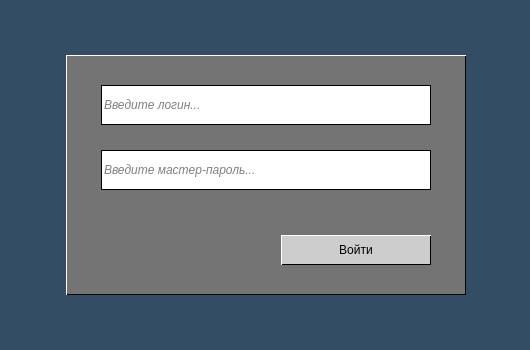
Old version of the form frontend/pm_login.ui in the repository Kvazitropter/password-manager.
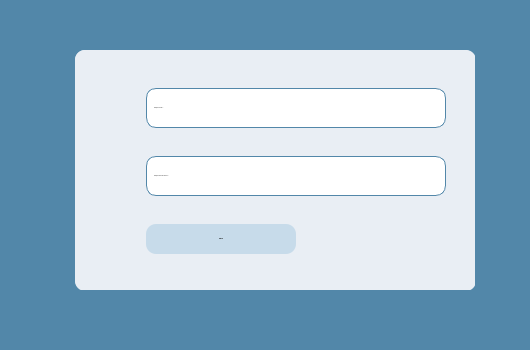
New version of the form. Icons and pictures are not drawn.

What changed in the file:
```diff
--- a/frontend/pm_login.ui
+++ b/frontend/pm_login.ui
@@ -14,43 +14,278 @@
    <string>Password Manager</string>
   </property>
   <property name="styleSheet">
-   <string notr="true">background-color: #324D64;
-font: normal bold 12px/15px 'Segoe', sans-serif;
+   <string notr="true">QDialog {
+background-color: #5287A9;
+}
+
+* {
+font: 700 12px/15px &quot;Verdana&quot;;
 color: #000000;
+}
+
 
 </string>
   </property>
   <widget class="QWidget" name="widget_container" native="true">
    <property name="geometry">
     <rect>
-     <x>66</x>
-     <y>55</y>
-     <width>400</width>
+     <x>30</x>
+     <y>50</y>
+     <width>450</width>
      <height>240</height>
     </rect>
    </property>
-   <property name="styleSheet">
-    <string notr="true">background-color: #747474;
-border: 1px solid #000;
-border-top-color: #fff;
-border-left-color: #fff;
+   <widget class="QLabel" name="key_image">
+    <property name="enabled">
+     <bool>true</bool>
+    </property>
+    <property name="geometry">
+     <rect>
+      <x>0</x>
+      <y>-3</y>
+      <width>111</width>
+      <height>246</height>
+     </rect>
+    </property>
+    <property name="styleSheet">
+     <string notr="true">background-color: none;
 </string>
-   </property>
-   <widget class="QPushButton" name="btn_submit_master_key">
+    </property>
+    <property name="text">
+     <string/>
+    </property>
+    <property name="pixmap">
+     <pixmap resource="res-rc.qrc">:/key/images/key.png</pixmap>
+    </property>
+    <property name="scaledContents">
+     <bool>true</bool>
+    </property>
+   </widget>
+   <widget class="QWidget" name="form_container" native="true">
     <property name="geometry">
      <rect>
-      <x>215</x>
-      <y>180</y>
-      <width>150</width>
-      <height>30</height>
+      <x>45</x>
+      <y>0</y>
+      <width>400</width>
+      <height>240</height>
      </rect>
     </property>
-    <property name="cursor">
-     <cursorShape>PointingHandCursor</cursorShape>
+    <property name="sizePolicy">
+     <sizepolicy hsizetype="Fixed" vsizetype="Fixed">
+      <horstretch>0</horstretch>
+      <verstretch>0</verstretch>
+     </sizepolicy>
     </property>
+    <property name="minimumSize">
+     <size>
+      <width>400</width>
+      <height>240</height>
+     </size>
+    </property>
+    <property name="layoutDirection">
+     <enum>Qt::LeftToRight</enum>
+    </property>
     <property name="styleSheet">
-     <string notr="true">QPushButton {
+     <string notr="true">QWidget {
+background-color:#E9EEF4;
+border-radius: 10%;
+}
+</string>
+    </property>
+    <widget class="QWidget" name="layoutWidget">
+     <property name="geometry">
+      <rect>
+       <x>0</x>
+       <y>0</y>
+       <width>401</width>
+       <height>241</height>
+      </rect>
+     </property>
+     <layout class="QFormLayout" name="formLayout">
+      <property name="labelAlignment">
+       <set>Qt::AlignRight|Qt::AlignTrailing|Qt::AlignVCenter</set>
+      </property>
+      <property name="formAlignment">
+       <set>Qt::AlignRight|Qt::AlignTrailing|Qt::AlignVCenter</set>
+      </property>
+      <property name="leftMargin">
+       <number>0</number>
+      </property>
+      <property name="topMargin">
+       <number>20</number>
+      </property>
+      <property name="rightMargin">
+       <number>30</number>
+      </property>
+      <property name="bottomMargin">
+       <number>20</number>
+      </property>
+      <item row="1" column="0">
+       <widget class="QLabel" name="label_feedback_login">
+        <property name="minimumSize">
+         <size>
+          <width>300</width>
+          <height>16</height>
+         </size>
+        </property>
+        <property name="maximumSize">
+         <size>
+          <width>330</width>
+          <height>16</height>
+         </size>
+        </property>
+        <property name="font">
+         <font>
+          <family>Verdana</family>
+          <pointsize>-1</pointsize>
+          <italic>false</italic>
+          <bold>true</bold>
+         </font>
+        </property>
+        <property name="cursor">
+         <cursorShape>IBeamCursor</cursorShape>
+        </property>
+        <property name="styleSheet">
+         <string notr="true">QLabel {
+color: #f54021;
+font-size: 12px;
+font-weight: light;
+border: none;
+}
+
+QToolTip {
 background-color: #CDCDCD;
+border: none;
+}</string>
+        </property>
+        <property name="text">
+         <string/>
+        </property>
+        <property name="textInteractionFlags">
+         <set>Qt::NoTextInteraction</set>
+        </property>
+       </widget>
+      </item>
+      <item row="2" column="0">
+       <widget class="QLineEdit" name="input_master_key">
+        <property name="minimumSize">
+         <size>
+          <width>300</width>
+          <height>40</height>
+         </size>
+        </property>
+        <property name="maximumSize">
+         <size>
+          <width>330</width>
+          <height>40</height>
+         </size>
+        </property>
+        <property name="font">
+         <font>
+          <family>Verdana</family>
+          <pointsize>-1</pointsize>
+          <italic>true</italic>
+          <bold>true</bold>
+         </font>
+        </property>
+        <property name="focusPolicy">
+         <enum>Qt::StrongFocus</enum>
+        </property>
+        <property name="styleSheet">
+         <string notr="true">QLineEdit {
+background-color: #fff;
+border-style: solid;
+border-width: 1px;
+border-color: rgb(82, 135, 169);
+font-style: italic;
+padding-left: 5px;
+}</string>
+        </property>
+        <property name="placeholderText">
+         <string>Введите мастер-пароль...</string>
+        </property>
+        <property name="clearButtonEnabled">
+         <bool>true</bool>
+        </property>
+       </widget>
+      </item>
+      <item row="3" column="0">
+       <widget class="QLabel" name="label_feedback_master_key">
+        <property name="minimumSize">
+         <size>
+          <width>300</width>
+          <height>16</height>
+         </size>
+        </property>
+        <property name="maximumSize">
+         <size>
+          <width>330</width>
+          <height>16</height>
+         </size>
+        </property>
+        <property name="font">
+         <font>
+          <family>Verdana</family>
+          <pointsize>-1</pointsize>
+          <italic>false</italic>
+          <bold>true</bold>
+         </font>
+        </property>
+        <property name="cursor">
+         <cursorShape>IBeamCursor</cursorShape>
+        </property>
+        <property name="toolTip">
+         <string/>
+        </property>
+        <property name="styleSheet">
+         <string notr="true">QLabel {
+color: #f54021;
+font-size: 12px;
+font-weight: light;
+border: none;
+}
+
+QToolTip {
+background-color: #CDCDCD;
+border: none;
+}</string>
+        </property>
+        <property name="text">
+         <string/>
+        </property>
+        <property name="textInteractionFlags">
+         <set>Qt::NoTextInteraction</set>
+        </property>
+       </widget>
+      </item>
+      <item row="4" column="0">
+       <widget class="QPushButton" name="btn_submit_login">
+        <property name="minimumSize">
+         <size>
+          <width>150</width>
+          <height>30</height>
+         </size>
+        </property>
+        <property name="maximumSize">
+         <size>
+          <width>150</width>
+          <height>30</height>
+         </size>
+        </property>
+        <property name="font">
+         <font>
+          <family>Verdana</family>
+          <pointsize>-1</pointsize>
+          <italic>false</italic>
+          <bold>true</bold>
+         </font>
+        </property>
+        <property name="cursor">
+         <cursorShape>PointingHandCursor</cursorShape>
+        </property>
+        <property name="styleSheet">
+         <string notr="true">QPushButton {
+background-color: rgb(199, 219, 234);
 }
 
 QPushButton::hover {
@@ -60,153 +295,79 @@
 QPushButton::pressed {
 background-color: rgba(205, 205, 205, 0.1);
 }</string>
-    </property>
-    <property name="text">
-     <string>Войти</string>
-    </property>
-   </widget>
-   <widget class="QLineEdit" name="input_login">
-    <property name="geometry">
-     <rect>
-      <x>35</x>
-      <y>30</y>
-      <width>330</width>
-      <height>40</height>
-     </rect>
-    </property>
-    <property name="styleSheet">
-     <string notr="true">QLineEdit {
+        </property>
+        <property name="text">
+         <string>Войти</string>
+        </property>
+       </widget>
+      </item>
+      <item row="0" column="0">
+       <widget class="QLineEdit" name="input_login">
+        <property name="minimumSize">
+         <size>
+          <width>300</width>
+          <height>40</height>
+         </size>
+        </property>
+        <property name="maximumSize">
+         <size>
+          <width>330</width>
+          <height>40</height>
+         </size>
+        </property>
+        <property name="sizeIncrement">
+         <size>
+          <width>0</width>
+          <height>0</height>
+         </size>
+        </property>
+        <property name="baseSize">
+         <size>
+          <width>0</width>
+          <height>0</height>
+         </size>
+        </property>
+        <property name="font">
+         <font>
+          <family>Verdana</family>
+          <pointsize>-1</pointsize>
+          <italic>true</italic>
+          <bold>true</bold>
+         </font>
+        </property>
+        <property name="contextMenuPolicy">
+         <enum>Qt::DefaultContextMenu</enum>
+        </property>
+        <property name="styleSheet">
+         <string notr="true">QLineEdit {
 background-color: #fff;
-border: 1px solid #000;
+border-style: solid;
+border-width: 1px;
+border-color: rgb(82, 135, 169);
 font-style: italic;
+padding-left: 5px;
 }</string>
-    </property>
-    <property name="placeholderText">
-     <string>Введите логин...</string>
-    </property>
-    <property name="clearButtonEnabled">
-     <bool>true</bool>
-    </property>
+        </property>
+        <property name="cursorPosition">
+         <number>0</number>
+        </property>
+        <property name="placeholderText">
+         <string>Введите логин...</string>
+        </property>
+        <property name="cursorMoveStyle">
+         <enum>Qt::LogicalMoveStyle</enum>
+        </property>
+        <property name="clearButtonEnabled">
+         <bool>true</bool>
+        </property>
+       </widget>
+      </item>
+     </layout>
+    </widget>
    </widget>
-   <widget class="QLabel" name="label_feedback_login">
-    <property name="geometry">
-     <rect>
-      <x>35</x>
-      <y>70</y>
-      <width>330</width>
-      <height>16</height>
-     </rect>
-    </property>
-    <property name="cursor">
-     <cursorShape>IBeamCursor</cursorShape>
-    </property>
-    <property name="styleSheet">
-     <string notr="true">QLabel {
-color: #f54021;
-font-size: 12px;
-font-weight: light;
-border: none;
-}
-
-QToolTip {
-background-color: #CDCDCD;
-border: none;
-}</string>
-    </property>
-    <property name="frameShadow">
-     <enum>QFrame::Shadow::Plain</enum>
-    </property>
-    <property name="text">
-     <string/>
-    </property>
-    <property name="textInteractionFlags">
-     <set>Qt::TextInteractionFlag::LinksAccessibleByMouse|Qt::TextInteractionFlag::TextSelectableByMouse</set>
-    </property>
-   </widget>
-   <widget class="QLineEdit" name="input_master_key">
-    <property name="geometry">
-     <rect>
-      <x>35</x>
-      <y>95</y>
-      <width>330</width>
-      <height>40</height>
-     </rect>
-    </property>
-    <property name="styleSheet">
-     <string notr="true">QLineEdit {
-background-color: #fff;
-border: 1px solid #000;
-font-style: italic;
-}</string>
-    </property>
-    <property name="placeholderText">
-     <string>Введите мастер-пароль...</string>
-    </property>
-    <property name="clearButtonEnabled">
-     <bool>true</bool>
-    </property>
-   </widget>
-   <widget class="QLabel" name="label_feedback_master_key">
-    <property name="geometry">
-     <rect>
-      <x>35</x>
-      <y>135</y>
-      <width>330</width>
-      <height>16</height>
-     </rect>
-    </property>
-    <property name="cursor">
-     <cursorShape>IBeamCursor</cursorShape>
-    </property>
-    <property name="toolTip">
-     <string/>
-    </property>
-    <property name="styleSheet">
-     <string notr="true">QLabel {
-color: #f54021;
-font-size: 12px;
-font-weight: light;
-border: none;
-}
-
-QToolTip {
-background-color: #CDCDCD;
-border: none;
-}</string>
-    </property>
-    <property name="text">
-     <string/>
-    </property>
-    <property name="textInteractionFlags">
-     <set>Qt::TextInteractionFlag::LinksAccessibleByMouse|Qt::TextInteractionFlag::TextSelectableByMouse</set>
-    </property>
-   </widget>
+   <zorder>form_container</zorder>
+   <zorder>key_image</zorder>
   </widget>
-  <widget class="QLabel" name="key_image">
-   <property name="geometry">
-    <rect>
-     <x>15</x>
-     <y>18</y>
-     <width>71</width>
-     <height>111</height>
-    </rect>
-   </property>
-   <property name="styleSheet">
-    <string notr="true">background-color: none;
-</string>
-   </property>
-   <property name="text">
-    <string/>
-   </property>
-   <property name="pixmap">
-    <pixmap resource="res-rc.qrc">:/key/images/key.png</pixmap>
-   </property>
-   <property name="scaledContents">
-    <bool>true</bool>
-   </property>
-  </widget>
-  <zorder>key_image</zorder>
-  <zorder>widget_container</zorder>
  </widget>
  <resources>
   <include location="res-rc.qrc"/>
```
Left out of the diff: 11 changed lines with no effect on the pictures.
